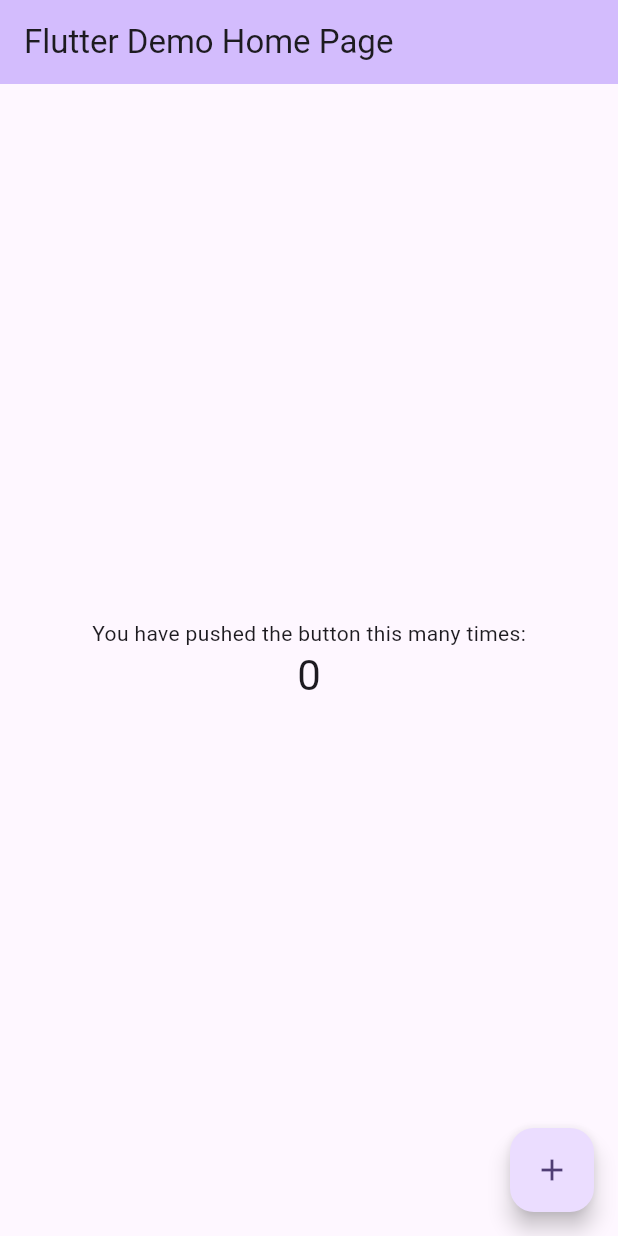
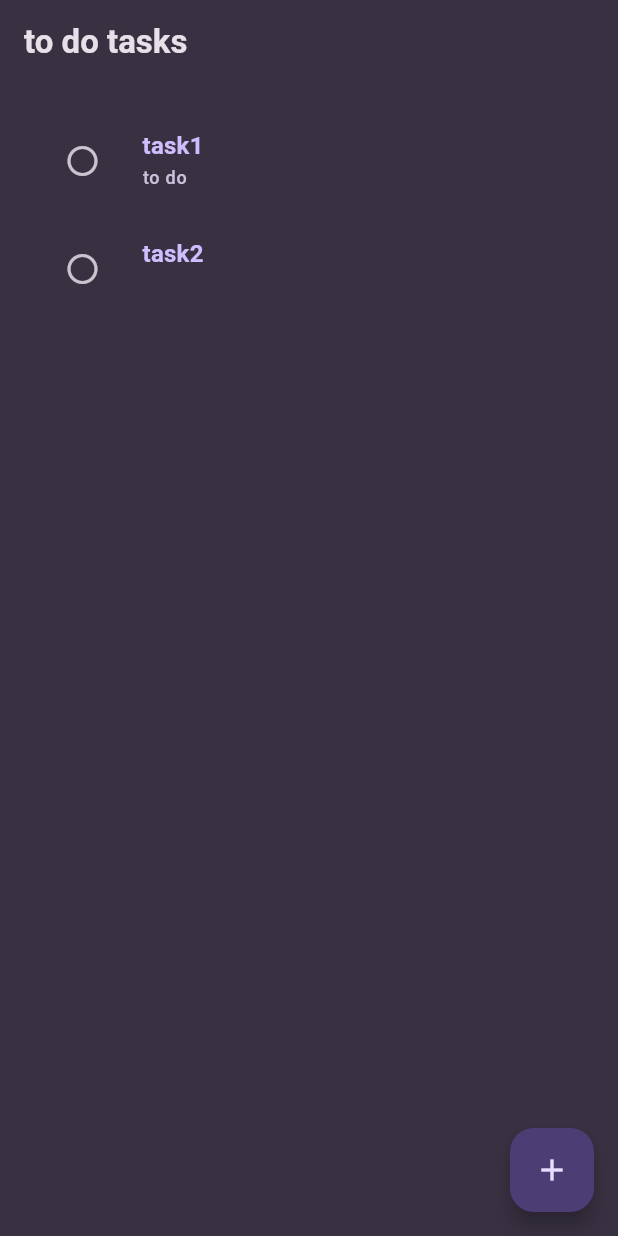
Before and after one commit to hadiseh39/todo, a Flutter app: the screen it shows after launch, on a phone screen of 412 x 824 dp. Run offline on Flutter 3.47's test engine with Material 3 defaults, Android fonts, the phone set to English and light mode, and no system bars.

Commit message:
addad task model and screen

```diff
--- a/lib/main.dart
+++ b/lib/main.dart
@@ -1,125 +1,40 @@
 import 'package:flutter/material.dart';
+import 'package:todo/screens/tasks_screen.dart';
 
 void main() {
   runApp(const MyApp());
 }
 
+final colorScheme = ColorScheme.fromSeed(
+  brightness: Brightness.dark,
+  seedColor: const Color.fromARGB(255, 102, 6, 247),
+  surface: const Color.fromARGB(255, 56, 49, 66),
+);
+
+final theme = ThemeData().copyWith(
+  scaffoldBackgroundColor: colorScheme.surface,
+  colorScheme: colorScheme,
+  textTheme: ThemeData().textTheme.copyWith(
+        titleSmall: const TextStyle(
+          fontWeight: FontWeight.bold,
+        ),
+        titleMedium: const TextStyle(
+          fontWeight: FontWeight.bold,
+        ),
+        titleLarge: const TextStyle(
+          fontWeight: FontWeight.bold,
+        ),
+      ),
+);
+
 class MyApp extends StatelessWidget {
   const MyApp({super.key});
 
-  // This widget is the root of your application.
   @override
   Widget build(BuildContext context) {
     return MaterialApp(
-      title: 'Flutter Demo',
-      theme: ThemeData(
-        // This is the theme of your application.
-        //
-        // TRY THIS: Try running your application with "flutter run". You'll see
-        // the application has a purple toolbar. Then, without quitting the app,
-        // try changing the seedColor in the colorScheme below to Colors.green
-        // and then invoke "hot reload" (save your changes or press the "hot
-        // reload" button in a Flutter-supported IDE, or press "r" if you used
-        // the command line to start the app).
-        //
-        // Notice that the counter didn't reset back to zero; the application
-        // state is not lost during the reload. To reset the state, use hot
-        // restart instead.
-        //
-        // This works for code too, not just values: Most code changes can be
-        // tested with just a hot reload.
-        colorScheme: ColorScheme.fromSeed(seedColor: Colors.deepPurple),
-        useMaterial3: true,
-      ),
-      home: const MyHomePage(title: 'Flutter Demo Home Page'),
+      theme: theme,
+      home: const TasksScreen(),
     );
   }
 }
-
-class MyHomePage extends StatefulWidget {
-  const MyHomePage({super.key, required this.title});
-
-  // This widget is the home page of your application. It is stateful, meaning
-  // that it has a State object (defined below) that contains fields that affect
-  // how it looks.
-
-  // This class is the configuration for the state. It holds the values (in this
-  // case the title) provided by the parent (in this case the App widget) and
-  // used by the build method of the State. Fields in a Widget subclass are
-  // always marked "final".
-
-  final String title;
-
-  @override
-  State<MyHomePage> createState() => _MyHomePageState();
-}
-
-class _MyHomePageState extends State<MyHomePage> {
-  int _counter = 0;
-
-  void _incrementCounter() {
-    setState(() {
-      // This call to setState tells the Flutter framework that something has
-      // changed in this State, which causes it to rerun the build method below
-      // so that the display can reflect the updated values. If we changed
-      // _counter without calling setState(), then the build method would not be
-      // called again, and so nothing would appear to happen.
-      _counter++;
-    });
-  }
-
-  @override
-  Widget build(BuildContext context) {
-    // This method is rerun every time setState is called, for instance as done
-    // by the _incrementCounter method above.
-    //
-    // The Flutter framework has been optimized to make rerunning build methods
-    // fast, so that you can just rebuild anything that needs updating rather
-    // than having to individually change instances of widgets.
-    return Scaffold(
-      appBar: AppBar(
-        // TRY THIS: Try changing the color here to a specific color (to
-        // Colors.amber, perhaps?) and trigger a hot reload to see the AppBar
-        // change color while the other colors stay the same.
-        backgroundColor: Theme.of(context).colorScheme.inversePrimary,
-        // Here we take the value from the MyHomePage object that was created by
-        // the App.build method, and use it to set our appbar title.
-        title: Text(widget.title),
-      ),
-      body: Center(
-        // Center is a layout widget. It takes a single child and positions it
-        // in the middle of the parent.
-        child: Column(
-          // Column is also a layout widget. It takes a list of children and
-          // arranges them vertically. By default, it sizes itself to fit its
-          // children horizontally, and tries to be as tall as its parent.
-          //
-          // Column has various properties to control how it sizes itself and
-          // how it positions its children. Here we use mainAxisAlignment to
-          // center the children vertically; the main axis here is the vertical
-          // axis because Columns are vertical (the cross axis would be
-          // horizontal).
-          //
-          // TRY THIS: Invoke "debug painting" (choose the "Toggle Debug Paint"
-          // action in the IDE, or press "p" in the console), to see the
-          // wireframe for each widget.
-          mainAxisAlignment: MainAxisAlignment.center,
-          children: <Widget>[
-            const Text(
-              'You have pushed the button this many times:',
-            ),
-            Text(
-              '$_counter',
-              style: Theme.of(context).textTheme.headlineMedium,
-            ),
-          ],
-        ),
-      ),
-      floatingActionButton: FloatingActionButton(
-        onPressed: _incrementCounter,
-        tooltip: 'Increment',
-        child: const Icon(Icons.add),
-      ), // This trailing comma makes auto-formatting nicer for build methods.
-    );
-  }
-}
--- /dev/null
+++ b/lib/models/task.dart
@@ -0,0 +1,14 @@
+import 'package:uuid/uuid.dart';
+
+class Task {
+  Task({
+    required this.title,
+    this.description = '',
+    this.isCompleted = false,
+  }) : id = const Uuid().v4();
+
+  final String title;
+  final String id;
+  final String description;
+  bool isCompleted;
+}
--- /dev/null
+++ b/lib/screens/tasks_screen.dart
@@ -0,0 +1,80 @@
+import 'package:flutter/material.dart';
+import 'package:todo/taskslist.dart';
+
+class TasksScreen extends StatefulWidget {
+  const TasksScreen({super.key});
+
+  @override
+  State<TasksScreen> createState() => _TasksScreenState();
+}
+
+class _TasksScreenState extends State<TasksScreen> {
+  @override
+  Widget build(BuildContext context) {
+    return Scaffold(
+      appBar: AppBar(
+        title: const Text('to do tasks'),
+      ),
+      floatingActionButton: FloatingActionButton(
+        onPressed: () {},
+        child: const Icon(Icons.add),
+      ),
+      body: Padding(
+        padding: const EdgeInsets.all(15),
+        child: ListView.builder(
+            itemCount: tasksList.length,
+            itemBuilder: (context, index) {
+              return ListTile(
+                title: Text(
+                  tasksList[index].title,
+                  style: tasksList[index].isCompleted
+                      ? TextStyle(
+                          color: Colors.black,
+                          fontSize:
+                              Theme.of(context).textTheme.titleMedium!.fontSize,
+                          decoration: TextDecoration.lineThrough)
+                      : Theme.of(context).textTheme.titleMedium!.copyWith(
+                          color: Theme.of(context).colorScheme.primary),
+                ),
+                subtitle: Text(
+                  tasksList[index].description,
+                  style: Theme.of(context)
+                      .textTheme
+                      .labelMedium!
+                      .copyWith(color: Theme.of(context).colorScheme.secondary),
+                ),
+                leading: tasksList[index].isCompleted
+                    ? IconButton(
+                        icon: Icon(
+                          Icons.check_circle,
+                          color: Theme.of(context).colorScheme.primary,
+                        ),
+                        onPressed: () {
+                          tasksList[index].isCompleted =
+                              !tasksList[index].isCompleted;
+                          setState(() {});
+                          //tasksList[index].save();
+                        })
+                    : IconButton(
+                        icon: const Icon(Icons.circle_outlined),
+                        onPressed: () {
+                          tasksList[index].isCompleted =
+                              !tasksList[index].isCompleted;
+                          setState(() {});
+                          //task.save();
+                        },
+                      ),
+                onTap: () {
+                  setState(() {
+                    // var isEditing = true;
+                    // titleController.text = tasksList[index].title;
+                    // descriptionController.text =
+                    //     task.description;
+                  });
+                },
+              );
+            }),
+      ),
+    );
+  }
+}
--- /dev/null
+++ b/lib/taskslist.dart
@@ -0,0 +1,11 @@
+import 'package:todo/models/task.dart';
+
+List<Task> tasksList = [
+  Task(
+    title: 'task1',
+    description: 'to do',
+  ),
+  Task(
+    title: 'task2',
+  )
+];
--- a/pubspec.yaml
+++ b/pubspec.yaml
@@ -35,6 +35,7 @@ dependencies:
   # The following adds the Cupertino Icons font to your application.
   # Use with the CupertinoIcons class for iOS style icons.
   cupertino_icons: ^1.0.8
+  uuid: ^4.5.1
 
 dev_dependencies:
   flutter_test:
```
Also changed, not shown: pubspec.lock.
